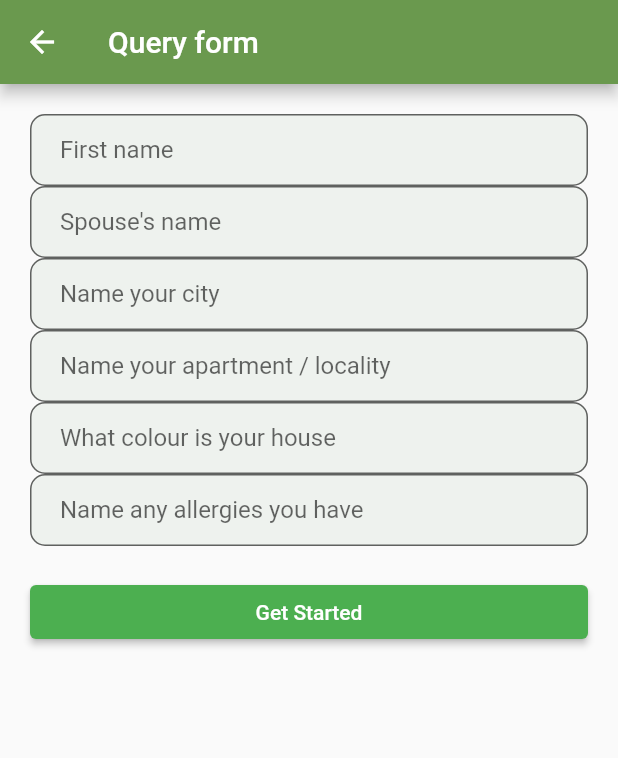
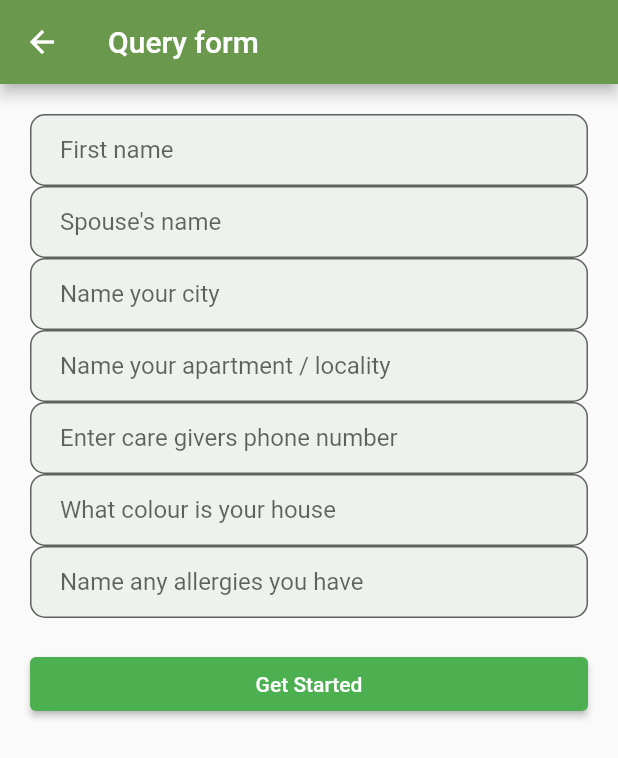
Before and after one commit to varuni7/Dementia-app, a Flutter app: the QueryFormPage screen opened by its route, on a phone screen of 412 x 824 dp. Shown: the top 758 px of the screen. Run offline on Flutter 3.47's test engine with Material 2 defaults, Android fonts, the phone set to English and light mode, and no system bars; our stand-ins replace cloud_firestore, confetti, firebase_auth, firebase_core, flutter_riverpod, flutter_tts and 1 more; accounts and stored records are empty.

```diff
--- a/lib/src/pages/signup_form.dart
+++ b/lib/src/pages/signup_form.dart
@@ -138,6 +138,8 @@ class _QueryFormPageState extends State<QueryFormPage> {
   late TextEditingController locality_nameTextController;
   late String allergies;
   late TextEditingController allergiesTextController;
+  late String phone_number;
+  late TextEditingController phone_numberTextController;
 
 // class _LoginData {
 //   late String first_name = 'asd';
@@ -176,6 +178,7 @@ class _QueryFormPageState extends State<QueryFormPage> {
     locality_nameTextController.dispose();
     allergiesTextController.dispose();
     house_colourTextController.dispose();
+    phone_numberTextController.dispose();
     super.dispose();
   }
 
@@ -190,6 +193,7 @@ class _QueryFormPageState extends State<QueryFormPage> {
     locality_nameTextController = TextEditingController();
     allergiesTextController = TextEditingController();
     house_colourTextController = TextEditingController();
+    phone_numberTextController=TextEditingController();
   }
 
   @override
@@ -267,6 +271,21 @@ class _QueryFormPageState extends State<QueryFormPage> {
                   ),
                 ),
                 TextField(
+                  controller: phone_numberTextController,
+                  onChanged: (value) {
+                    phone_number = value;
+                  },
+                  decoration: InputDecoration(
+                    hintText: 'Enter care giver\s phone number',
+                    alignLabelWithHint: true,
+                    contentPadding:
+                        EdgeInsets.symmetric(vertical: 10.0, horizontal: 20.0),
+                    border: OutlineInputBorder(
+                      borderRadius: BorderRadius.all(Radius.circular(10.0)),
+                    ),
+                  ),
+                ),
+                TextField(
                   controller: house_colourTextController,
                   onChanged: (value) {
                     house_colour = value;
@@ -317,6 +336,7 @@ class _QueryFormPageState extends State<QueryFormPage> {
                               .doc(_auth.currentUser!.uid)
                               .update({
                             'created': Timestamp.now(),
+                            'phone_number':phone_number,
                             'first_name': first_name,
                             'spouse_name': spouse_name,
                             'city': city,
```
Also changed, not shown: lib/src/activities/reverse_spell.dart (+9 -2 lines).
